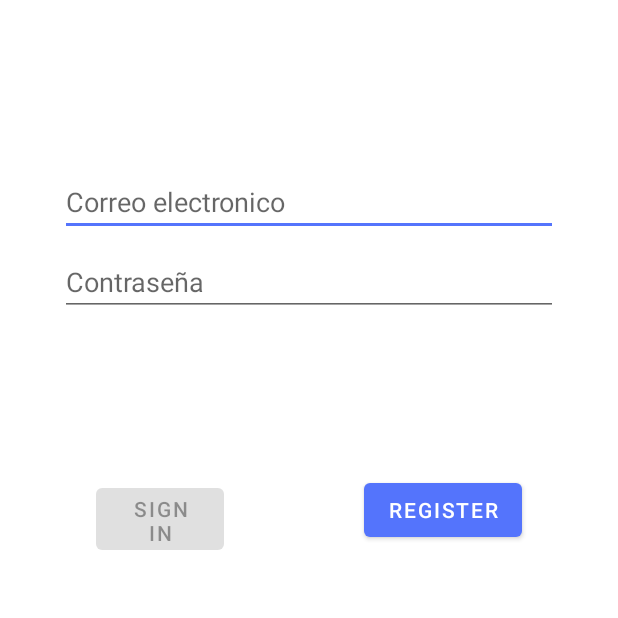
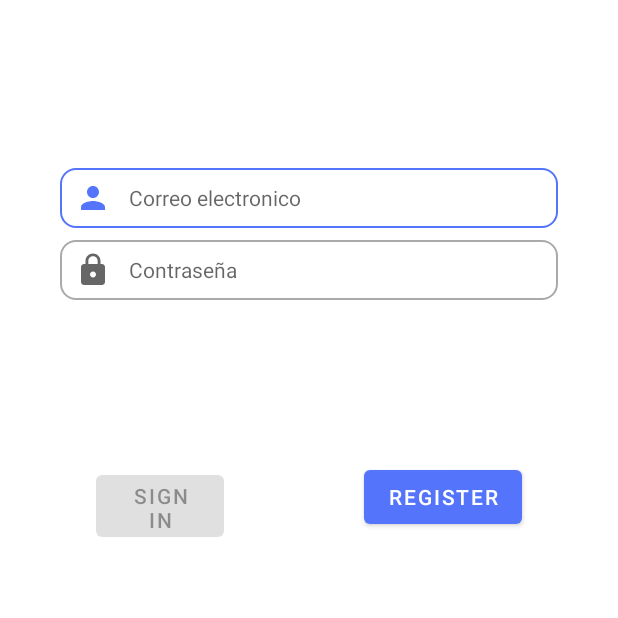
Before and after one commit to fxop0218/AdministradorGym, an Android app: the LoginActivity screen opened directly, with no data from a screen before it, on a phone screen of 412 x 824 dp, the top half of it. Run offline under Robolectric (Android 15) with nearby library versions, the phone set to English and light mode, and no system bars.

```diff
--- a/app/src/main/java/com/example/gym/Clases/RegisterActivity.java
+++ b/app/src/main/java/com/example/gym/Clases/RegisterActivity.java
@@ -48,7 +48,7 @@ public class RegisterActivity extends Activity {
 
             @Override
             public void afterTextChanged(Editable editable) {
-                if (dni_validator(etDni)) {
+                if (!dni_validator()) {
                     etDni.setError("El dni tiene que contener 9 caracteres");
                     bRegister.setEnabled(setRegisterEnabled());
                 }
@@ -223,40 +223,60 @@ public class RegisterActivity extends Activity {
         return false;
     }
 
-    private boolean dni_validator(EditText etDni) {
+    private boolean dni_validator() {
         String dni = etDni.getText().toString();
         String mayusLetter = "";
-        if (is_not_correct(etDni, 9) || Character.isLetter(dni.charAt(8)) == false)
+        if (dni.length() != 9 || !Character.isLetter(dni.charAt(8))) {
             return false;
+        }
         mayusLetter = (dni.substring(8)).toUpperCase();
 
-        if (onlyNumbers()) {
+        if (onlyNumbers(dni) && letraDNI().equals(mayusLetter)) {
             return true;
         } else {
             return false;
         }
     }
 
-    private boolean onlyNumbers(){
+    /**
+     *
+     * Mira si el dni introducido por el usuario es correcto
+     * y es un dni existente, es decir, que la letra coincide con
+     * el calculo de los numeros anteriores
+     *
+     *
+     * @param dni
+     * @return Si el dni es correcto devuelve true, si no lo es false
+     */
+    private boolean onlyNumbers(String dni){
         int i,j=0;
-        String dni = etDni.getText().toString();
         String numero="";
         String miDNI="";
         String[] unoNueve={"0","1","2","3","4","5","6","7","8","9"};
-        for(i=0;i< dni. length()-1; i++){
-            numero= dni. substring(i, i+1);
+        for(i=0;i< dni.length()-1; i++) {
+            numero = dni.substring(i, i + 1);
 
-            for(j=0;j< unoNueve. length; j++){
-                if(numero. equals(unoNueve [j])){
+            for (j = 0; j < unoNueve.length; j++) {
+                if (numero.equals(unoNueve[j])) {
                     miDNI += unoNueve[j];
-                }
-                if(miDNI.length() != 8){
-                    return false;
-                }
-                else{
-                    return true;
                 }
             }
         }
+        if(miDNI.length() != 8){
+            return false;
+        } else {
+            return true;
+        }
+    }
+
+    private String letraDNI(){
+        String dni = etDni.getText().toString();
+        int miDNI=Integer.parseInt(dni.substring(0,8));
+        int resto=0;
+        String miletra="";
+        String[] asignacionletra = {"T", "R", "W", "A", "G", "M", "Y", "F", "P", "D", "X","B","N", "J", "Z","S","Q","V", "H", "L", "C", "K","E"};
+        resto = miDNI % 23;
+        miletra = asignacionletra[resto];
+        return miletra;
     }
 }
--- /dev/null
+++ b/app/src/main/res/drawable/custom_edit_text.xml
@@ -0,0 +1,18 @@
+<?xml version="1.0" encoding="utf-8"?>
+<selector xmlns:android="http://schemas.android.com/apk/res/android">
+    <item android:state_enabled="true" android:state_focused="true">
+        <shape android:shape="rectangle">
+            <solid android:color="@android:color/white"/>
+            <corners android:radius="10dp"/>
+            <stroke android:color="@color/azul_logo" android:width="1dp"/>
+        </shape>
+    </item>
+
+    <item android:state_enabled="true">
+        <shape android:shape="rectangle">
+            <solid android:color="@android:color/white"/>
+            <corners android:radius="10dp"/>
+            <stroke android:color="@android:color/darker_gray" android:width="1dp"/>
+        </shape>
+    </item>
+</selector>
--- /dev/null
+++ b/app/src/main/res/drawable/custom_pwd_selected.xml
@@ -0,0 +1,7 @@
+<?xml version="1.0" encoding="utf-8"?>
+<selector xmlns:android="http://schemas.android.com/apk/res/android">
+    <item android:state_focused="true"
+        android:drawable="@drawable/ic_baseline_pwd_selected"/>
+    <item android:state_focused="false"
+        android:drawable="@drawable/ic_baseline_pwd"/>
+</selector>
--- /dev/null
+++ b/app/src/main/res/drawable/custom_user_selected.xml
@@ -0,0 +1,7 @@
+<?xml version="1.0" encoding="utf-8"?>
+<selector xmlns:android="http://schemas.android.com/apk/res/android">
+    <item android:state_focused="true"
+        android:drawable="@drawable/ic_baseline_user_selected"/>
+    <item android:state_focused="false"
+        android:drawable="@drawable/ic_baseline_user"/>
+</selector>
--- /dev/null
+++ b/app/src/main/res/drawable/ic_baseline_pwd.xml
@@ -0,0 +1,10 @@
+<vector xmlns:android="http://schemas.android.com/apk/res/android"
+    android:width="24dp"
+    android:height="24dp"
+    android:viewportWidth="24"
+    android:viewportHeight="24"
+    android:tint="?attr/colorControlNormal">
+  <path
+      android:fillColor="@android:color/white"
+      android:pathData="M18,8h-1L17,6c0,-2.76 -2.24,-5 -5,-5S7,3.24 7,6v2L6,8c-1.1,0 -2,0.9 -2,2v10c0,1.1 0.9,2 2,2h12c1.1,0 2,-0.9 2,-2L20,10c0,-1.1 -0.9,-2 -2,-2zM12,17c-1.1,0 -2,-0.9 -2,-2s0.9,-2 2,-2 2,0.9 2,2 -0.9,2 -2,2zM15.1,8L8.9,8L8.9,6c0,-1.71 1.39,-3.1 3.1,-3.1 1.71,0 3.1,1.39 3.1,3.1v2z"/>
+</vector>
--- /dev/null
+++ b/app/src/main/res/drawable/ic_baseline_pwd_selected.xml
@@ -0,0 +1,10 @@
+<vector xmlns:android="http://schemas.android.com/apk/res/android"
+    android:width="24dp"
+    android:height="24dp"
+    android:viewportWidth="24"
+    android:viewportHeight="24"
+    >
+  <path
+      android:fillColor="@color/azul_logo"
+      android:pathData="M18,8h-1L17,6c0,-2.76 -2.24,-5 -5,-5S7,3.24 7,6v2L6,8c-1.1,0 -2,0.9 -2,2v10c0,1.1 0.9,2 2,2h12c1.1,0 2,-0.9 2,-2L20,10c0,-1.1 -0.9,-2 -2,-2zM12,17c-1.1,0 -2,-0.9 -2,-2s0.9,-2 2,-2 2,0.9 2,2 -0.9,2 -2,2zM15.1,8L8.9,8L8.9,6c0,-1.71 1.39,-3.1 3.1,-3.1 1.71,0 3.1,1.39 3.1,3.1v2z"/>
+</vector>
--- /dev/null
+++ b/app/src/main/res/drawable/ic_baseline_user.xml
@@ -0,0 +1,10 @@
+<vector xmlns:android="http://schemas.android.com/apk/res/android"
+    android:width="24dp"
+    android:height="24dp"
+    android:viewportWidth="24"
+    android:viewportHeight="24"
+    android:tint="?attr/colorControlNormal">
+  <path
+      android:fillColor="@android:color/white"
+      android:pathData="M12,12c2.21,0 4,-1.79 4,-4s-1.79,-4 -4,-4 -4,1.79 -4,4 1.79,4 4,4zM12,14c-2.67,0 -8,1.34 -8,4v2h16v-2c0,-2.66 -5.33,-4 -8,-4z"/>
+</vector>
--- /dev/null
+++ b/app/src/main/res/drawable/ic_baseline_user_selected.xml
@@ -0,0 +1,9 @@
+<vector xmlns:android="http://schemas.android.com/apk/res/android"
+    android:width="24dp"
+    android:height="24dp"
+    android:viewportWidth="24"
+    android:viewportHeight="24">
+  <path
+      android:fillColor="@color/azul_logo"
+      android:pathData="M12,12c2.21,0 4,-1.79 4,-4s-1.79,-4 -4,-4 -4,1.79 -4,4 1.79,4 4,4zM12,14c-2.67,0 -8,1.34 -8,4v2h16v-2c0,-2.66 -5.33,-4 -8,-4z"/>
+</vector>
--- a/app/src/main/res/layout/activity_login.xml
+++ b/app/src/main/res/layout/activity_login.xml
@@ -29,23 +29,32 @@
 
     <EditText
         android:id="@+id/username"
+        android:paddingStart="10dp"
         android:layout_width="0dp"
-        android:layout_height="wrap_content"
+        android:layout_height="40dp"
         android:layout_marginStart="24dp"
         android:layout_marginTop="96dp"
         android:layout_marginEnd="24dp"
         android:autofillHints="@string/prompt_email"
         android:hint="@string/prompt_email"
+        android:ems="10"
+        android:textSize="14dp"
         android:inputType="textEmailAddress"
         android:selectAllOnFocus="true"
         app:layout_constraintEnd_toEndOf="parent"
         app:layout_constraintStart_toStartOf="parent"
-        app:layout_constraintTop_toTopOf="parent" />
+        app:layout_constraintTop_toTopOf="parent"
+        android:drawableStart="@drawable/custom_user_selected"
+        android:drawablePadding="12dp"
+        android:background="@drawable/custom_edit_text"
+        />
 
     <EditText
         android:id="@+id/password"
+        android:paddingStart="10dp"
         android:layout_width="0dp"
-        android:layout_height="wrap_content"
+        android:ems="10"
+        android:layout_height="40dp"
         android:layout_marginStart="24dp"
         android:layout_marginTop="8dp"
         android:layout_marginEnd="24dp"
@@ -55,9 +64,14 @@
         android:imeOptions="actionDone"
         android:inputType="textPassword"
         android:selectAllOnFocus="true"
+        android:textSize="14dp"
         app:layout_constraintEnd_toEndOf="parent"
         app:layout_constraintStart_toStartOf="parent"
-        app:layout_constraintTop_toBottomOf="@+id/username" />
+        app:layout_constraintTop_toBottomOf="@+id/username"
+        android:drawableStart="@drawable/custom_pwd_selected"
+        android:drawablePadding="12dp"
+        android:background="@drawable/custom_edit_text"
+        />
 
     <Button
         android:id="@+id/login"
```
